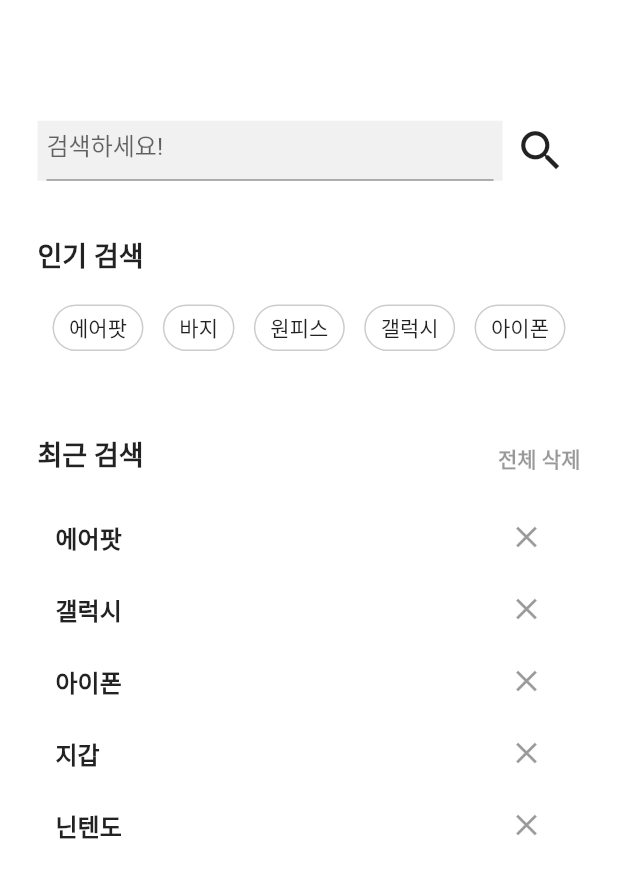
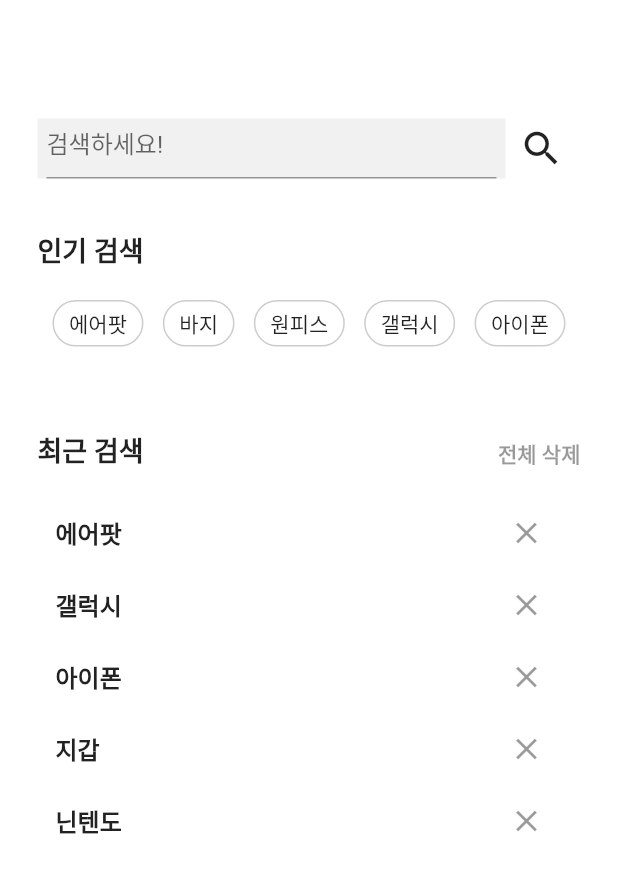
Before and after one commit to AsanHO/rayshop, a Flutter app: the SearchScreen screen opened directly, on a phone screen of 412 x 824 dp. Shown: the top 878 px of the screen. Run offline on Flutter 3.47's test engine with Material 2 defaults, Android fonts, the phone set to English and light mode, and no system bars; our stand-ins replace font_awesome_flutter.

Commit message:
search screen

```diff
--- a/lib/search/search_screen.dart
+++ b/lib/search/search_screen.dart
@@ -1,6 +1,6 @@
 import 'package:flutter/material.dart';
-import 'package:rayshop/search/popular_search_button.dart';
-import 'package:rayshop/search/recent_search.dart';
+import 'package:rayshop/search/widgets/popular_search_button.dart';
+import 'package:rayshop/search/widgets/recent_search.dart';
 
 class SearchScreen extends StatefulWidget {
   const SearchScreen({super.key});
@@ -28,7 +28,7 @@
                     children: [
                       Container(
                         color: Colors.grey.withOpacity(0.15),
-                        width: 310,
+                        width: 312,
                         height: 40,
                         padding: const EdgeInsets.symmetric(
                             vertical: 0, horizontal: 6),
@@ -41,7 +41,7 @@
                       IconButton(
                         onPressed: () {},
                         icon: const Icon(Icons.search_sharp),
-                        iconSize: 35,
+                        iconSize: 30,
                       )
                     ],
                   ),
```
Also changed, not shown: lib/search/widgets/popular_search_button.dart (renamed from lib/search/popular_search_button.dart), lib/search/widgets/recent_search.dart (renamed from lib/search/recent_search.dart), pubspec.lock.
